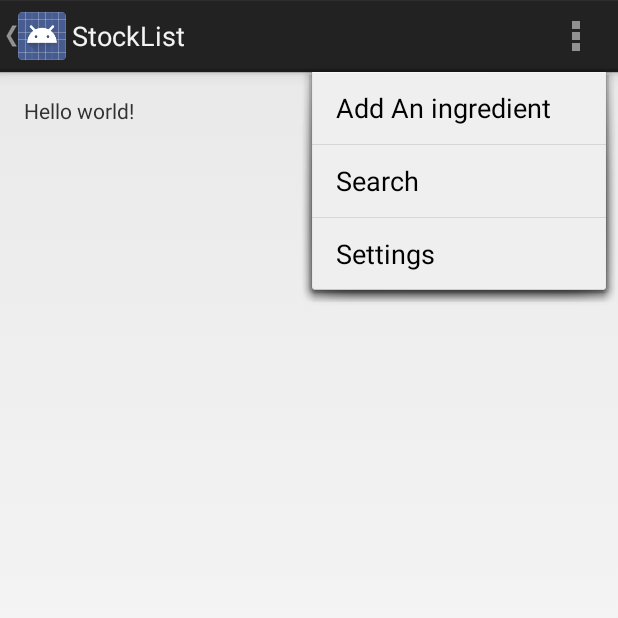
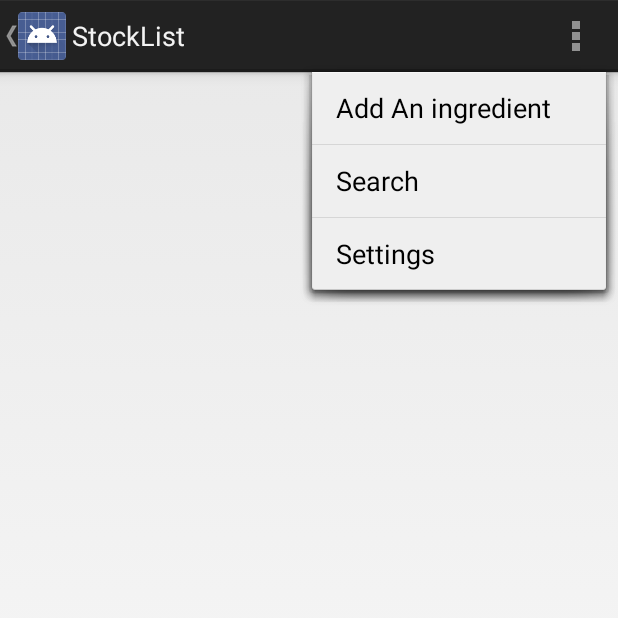
Before and after one commit to Nattaro13/FoodAttack, an Android app: the StockList screen opened directly, with no data from a screen before it, with the options menu open, on a phone screen of 412 x 824 dp, the top half of it. Run offline under Robolectric (Android 15) with nearby library versions, the phone set to English and light mode, and no system bars.

Commit message:
Edited StockList files so that quantity also shows on the stocklist

```diff
--- a/app/src/main/java/com/foodattack/foodattack/StockList.java
+++ b/app/src/main/java/com/foodattack/foodattack/StockList.java
@@ -34,6 +34,7 @@ public class StockList extends ListActivity {
         updateUI();
     }
 
+    //update contents and display in list
     private void updateUI() {
         helper = new StockListDBHelper(StockList.this);
         SQLiteDatabase sqlDB = helper.getReadableDatabase();
@@ -50,8 +51,8 @@ public class StockList extends ListActivity {
                 this,
                 R.layout.stock_list_view,
                 cursor,
-                new String[] { StockListContract.Columns.ITEM_NAME},
-                new int[] { R.id.taskTextView},
+                new String[] { StockListContract.Columns.ITEM_NAME, StockListContract.Columns.ITEM_QTY},
+                new int[] { R.id.stocklist_itemNameView, R.id.stocklist_itemQtyView },
                 0
         );
         this.setListAdapter(listAdapter);
@@ -107,7 +108,8 @@ public class StockList extends ListActivity {
                         db.insertWithOnConflict(StockListContract.TABLE, null, values,
                                 SQLiteDatabase.CONFLICT_IGNORE);
 
-                        Log.d("StockList",itemName);
+                        Log.d("StockList", itemName);
+                        updateUI();
                     }
                 });
 
--- a/app/src/main/res/layout/activity_stock_list.xml
+++ b/app/src/main/res/layout/activity_stock_list.xml
@@ -9,10 +9,6 @@
     android:paddingBottom="@dimen/activity_vertical_margin"
     tools:context="com.foodattack.foodattack.StockList">
 
-    <TextView android:text="@string/hello_world"
-        android:layout_width="match_parent"
-        android:layout_height="wrap_content" />
-
     <ListView
         android:id="@android:id/list"
         android:layout_width="match_parent"
```
Also changed, not shown: app/src/main/res/layout/stock_list_view.xml (+18 -9 lines).
